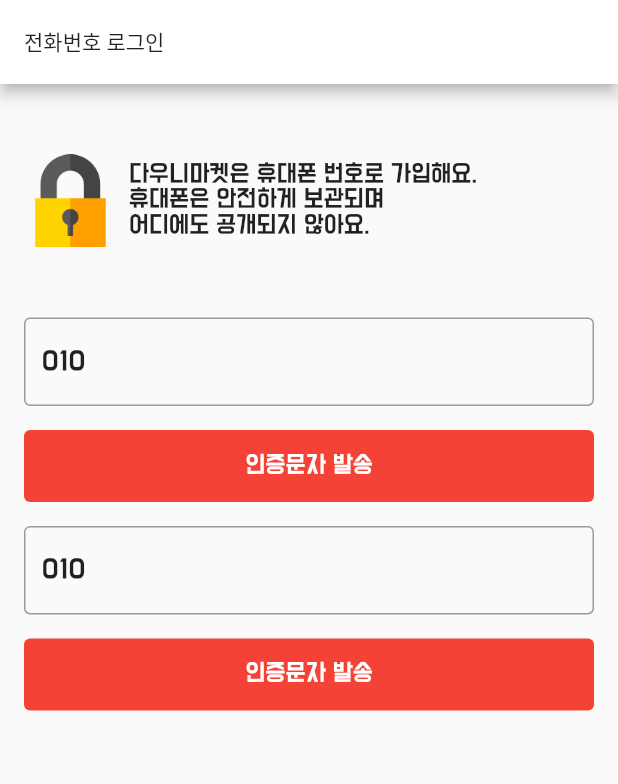
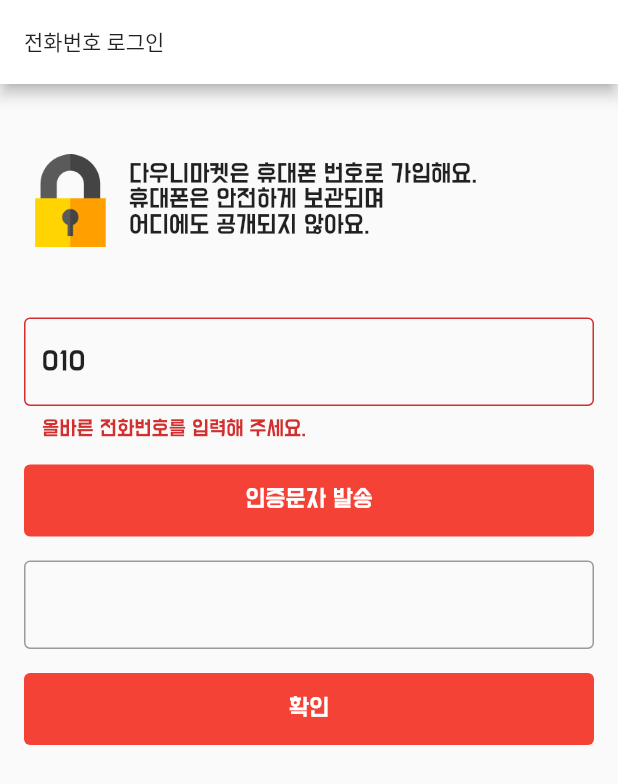
Before and after one commit to mynameisdaun/carrot, a Flutter app: the AuthPage screen opened directly, after a tap on "인증문자 발송", on a phone screen of 412 x 824 dp. Shown: the top 784 px of the screen. Run offline on Flutter 3.47's test engine with Material 2 defaults, Android fonts, the phone set to English and light mode, and no system bars; drawn by our look-alikes of extended_image; our stand-ins replace beamer, flutter_multi_formatter, logger.

Commit message:
auth_page

```diff
--- a/lib/screens/start/auth_page.dart
+++ b/lib/screens/start/auth_page.dart
@@ -8,15 +8,21 @@ class AuthPage extends StatelessWidget {
 
   final inputBorder = OutlineInputBorder(borderSide: BorderSide(color: Colors.grey));
 
-  TextEditingController _controller = TextEditingController(text: "010");
+  TextEditingController _phoneNumberController = TextEditingController(text: "010");
+  TextEditingController _codeController        = TextEditingController();
 
+  VerificationStatus verificationStatus = VerificationStatus.none;
+
+  GlobalKey<FormState> _formKey = GlobalKey<FormState>();
 
   @override
   Widget build(BuildContext context) {
     return LayoutBuilder(
       builder: (context, constraints) {
         Size size = MediaQuery.of(context).size;
-        return Scaffold(
+        return Form(
+          key: _formKey,
+          child: Scaffold(
             appBar: AppBar(
               title: Text(
                 '전화번호 로그인',
@@ -37,29 +43,43 @@ class AuthPage extends StatelessWidget {
                   ),
                   SizedBox(height: common_padding,),
                   TextFormField(
-                  controller: _controller,
+                    controller: _phoneNumberController,
                     inputFormatters: [MaskedInputFormatter("000 0000 0000")],
                     keyboardType: TextInputType.phone,
                     decoration: InputDecoration(
                       focusedBorder: inputBorder,
                       border: inputBorder
                     ),
+                    validator: (phoneNumber) {
+                      if(phoneNumber != null && phoneNumber.length ==13) {
+                        return null;
+                      }else {
+                        return '올바른 전화번호를 입력해 주세요.';
+                      }
+                    },
                   ),
                   SizedBox(height: common_padding,),
-                TextButton(onPressed: (){}, child: Text('인증문자 발송')),
+                  TextButton(onPressed: (){
+                    if(_formKey.currentState != null && _formKey.currentState!.validate()) {
+                      verificationStatus = VerificationStatus.codeSent;
+                    }
+
+
+                  }, child: Text('인증문자 발송')),
                   SizedBox(height: common_padding,),
                   TextFormField(
-                  controller: _controller,
-                  inputFormatters: [MaskedInputFormatter("000 0000 0000")],
-                  keyboardType: TextInputType.phone,
+                    controller: _codeController,
+                    inputFormatters: [MaskedInputFormatter("0000000")],
+                    keyboardType: TextInputType.number,
                     decoration: InputDecoration(
                         focusedBorder: inputBorder,
                         border: inputBorder
                     ),
                   ),
                   SizedBox(height: common_padding,),
-                TextButton(onPressed: (){}, child: Text('인증문자 발송'))
+                  TextButton(onPressed: (){}, child: Text('확인'))
                 ],
+              ),
             ),
           ),
         );
@@ -67,3 +87,7 @@ class AuthPage extends StatelessWidget {
     );
   }
 }
+
+enum VerificationStatus {
+  none, codeSent, verifying, verificationDone
+}
```
Lines whose indentation alone changed are shown as unchanged.
